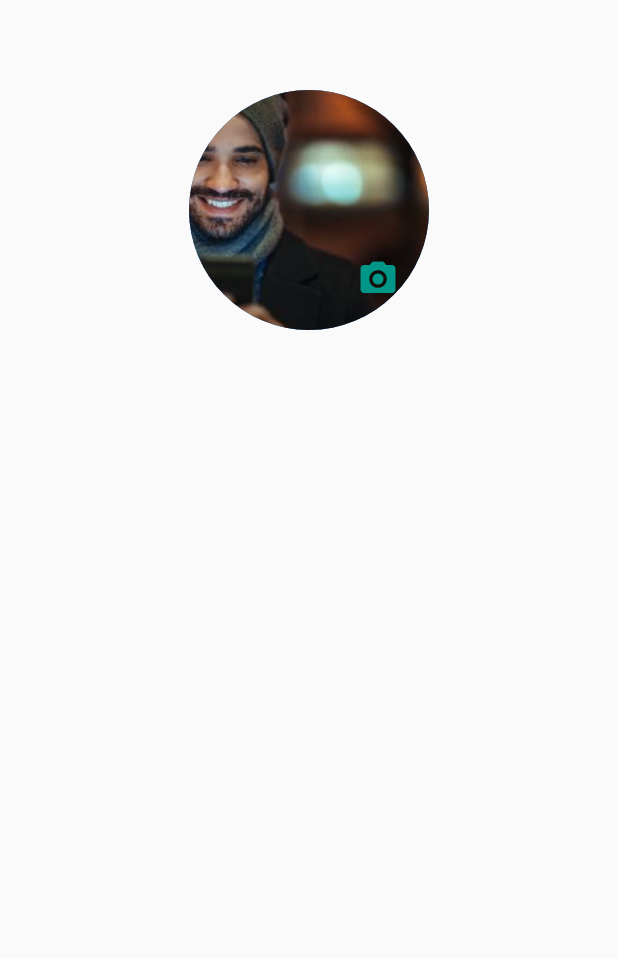
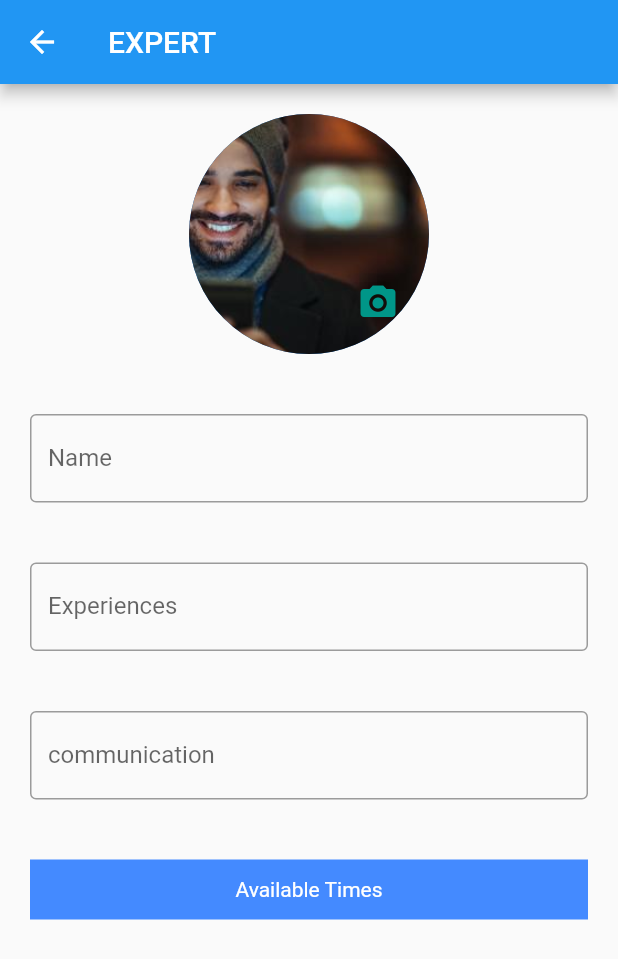
Before and after one commit to Basheer2001/Basheer-Nagham-project, a Flutter app: the screen it shows after launch, after a tap on "EXPERT", on a phone screen of 412 x 824 dp. Shown: the top 959 px of the screen. Run offline on Flutter 3.47's test engine with Material 2 defaults, Android fonts, the phone set to English and light mode, and no system bars; our stand-ins replace image_picker.

Commit message:
added ExpertProfile.dart

```diff
--- /dev/null
+++ b/lib/ExpertProfile.dart
@@ -0,0 +1,222 @@
+import 'dart:io';
+import 'package:flutter/material.dart';
+import 'package:image_picker/image_picker.dart';
+import 'registeruser.dart';
+class ExpertProfile extends StatefulWidget {
+@override
+_ProfileState createState() => _ProfileState();
+}
+////nn//////
+class _ProfileState extends State<ExpertProfile> {
+  bool circular = false;
+  PickedFile? _imageFile;   // edits
+  final ImagePicker _picker = ImagePicker();
+  String time ='Available Times';
+
+  @override
+  Widget build(BuildContext context) {
+    return Scaffold(
+      appBar: AppBar(
+        backgroundColor: Colors.blue,
+        title: Text('EXPERT'),
+
+      ),
+      body :
+      Padding(
+        padding: const EdgeInsets.all(20.0),
+        child : SingleChildScrollView(
+
+          child: Column(
+
+              mainAxisAlignment: MainAxisAlignment.center,
+              children:[
+
+                imageProfile(),
+                SizedBox(
+                  height: 40.0,
+                ),
+                TextFormField(
+                  decoration: InputDecoration(
+                      labelText: 'Name ',
+                      border: OutlineInputBorder(
+                      )
+                  ),
+                ),
+                SizedBox(
+                  height: 40.0,
+                ),
+                TextFormField(
+                  decoration: InputDecoration(
+                      labelText: 'Experiences ',
+                      border: OutlineInputBorder(
+                      )
+                  ),
+                ),
+                SizedBox(
+                  height: 40.0,
+                ),
+                TextFormField(
+                  decoration: InputDecoration(
+                      labelText: 'communication',
+                      border: OutlineInputBorder(
+                      )
+                  ),
+                ),
+                SizedBox(
+                  height: 40.0,
+                ),
+                Container(
+                  color: Colors.blueAccent,
+                  width: double.infinity,
+                  height: 40.0,
+                  child: PopupMenuButton(
+                    child: Center(child: Text('$time',
+                      style: TextStyle(
+                        color:   Colors.white,
+                      ),
+                    ),
+                    ),
+                    itemBuilder:
+                        (context){
+                      return [
+                        PopupMenuItem<int>( value :0,child: Text('8AM-10AM')),
+                        PopupMenuItem<int>(value:1,child: Text('10AM-12PM')),
+                        PopupMenuItem<int>(value:2,child: Text('12PM-2PM')),
+                        PopupMenuItem<int>(value:3,child: Text('2PM-4PM')),
+                        PopupMenuItem<int>(value:4,child: Text('4PM-6PM')),
+                      ];
+                    },
+                    onSelected: (value){
+                      if(value == 0){
+                        setState(() {
+                          time= '8AM-10AM';
+                          print(time);
+                        });
+                      }
+                      if(value ==1){
+                        setState(() {
+                          time= '10AM-12PM';
+                          print(time);
+                        });
+                      }
+                      if(value == 2){
+                        setState(() {
+                          time= '12PM-2PM';
+                          print(time);
+                        });
+                      }
+                      if(value == 3){
+                        setState(() {
+                          time= '2PM-4PM';
+                          print(time);
+                        });
+                      }
+                      if(value == 4){
+                        setState(() {
+                          time= '4PM-6PM';
+                          print(time);
+                        });
+                      }
+                    },
+                  ),
+                ),
+              ]
+          ),
+        ),
+      ),
+
+      //
+    // body: Padding(
+    //       padding: const EdgeInsets.all(20.0),
+    //       child: Column(
+    //         crossAxisAlignment: CrossAxisAlignment.center,
+    //         children: [
+    //           SizedBox(
+    //             height: 40,
+    //           ),
+    //           imageProfile(),
+    //
+    //
+    //
+    //         ],
+    //       ),
+    //     )
+    );
+  }
+
+  Widget imageProfile() {
+    return Center(
+      child: Stack(children: <Widget>[
+        CircleAvatar(
+          radius: 80.0,
+          backgroundImage: _imageFile == null ? AssetImage("assets/profile.jpg") : FileImage(File(_imageFile!.path)) as ImageProvider,
+
+        ),
+        Positioned(
+          bottom: 20.0,
+          right: 20.0,
+          child: InkWell(
+            onTap: () {
+              showModalBottomSheet(
+                context: context,
+                builder: ((builder) => bottomSheet()),
+              );
+            },
+            child: Icon(
+              Icons.camera_alt,
+              color: Colors.teal,
+              size: 28.0,
+            ),
+          ),
+        ),
+      ]),
+    );
+  }
+
+Widget bottomSheet() {
+  return Container(
+    height: 100.0,
+    width: MediaQuery.of(context).size.width,
+    margin: EdgeInsets.symmetric(
+      horizontal: 20,
+      vertical: 20,
+    ),
+    child: Column(
+      children: <Widget>[
+        Text(
+          "Choose Profile photo",
+          style: TextStyle(
+            fontSize: 20.0,
+          ),
+        ),
+        SizedBox(
+          height: 20,
+        ),
+        Row(mainAxisAlignment: MainAxisAlignment.center, children: <Widget>[
+          ElevatedButton.icon(
+            icon: Icon(Icons.camera),
+            onPressed: () {
+              takePhoto(ImageSource.camera);
+            },
+            label: Text("Camera"),
+          ),
+          ElevatedButton.icon(
+            icon: Icon(Icons.image),
+            onPressed: () {
+              takePhoto(ImageSource.gallery);
+            },
+            label: Text("Gallery"),
+          ),
+        ])
+      ],
+    ),
+  );
+}
+void takePhoto(ImageSource source) async {
+  final pickedFile = await _picker.getImage(
+    source: source,
+  );
+  setState(() {
+    _imageFile = pickedFile!;
+  });
+} }
--- a/lib/UorE.dart
+++ b/lib/UorE.dart
@@ -1,5 +1,5 @@
 import 'package:flutter/material.dart';
-import 'expert1.dart';
+import 'ExpertProfile.dart';
 import 'first.dart';
 class UorE extends StatefulWidget {
   const UorE({Key? key}) : super(key: key);
@@ -47,7 +47,7 @@ class _UorEState extends State<UorE> {
                 onPressed: (){ Navigator.push(
                   context,
                   MaterialPageRoute(
-                    builder: (context) => Profile(),
+                    builder: (context) => ExpertProfile(),
                   ),
                 );
                 },
--- a/lib/expert1.dart
+++ /dev/null
@@ -1,112 +0,0 @@
-import 'package:flutter/material.dart';
-import 'dart:io';
-import 'package:image_picker/image_picker.dart';
-import 'registeruser.dart';
-class Profile extends StatefulWidget {
-
-@override
-_ProfileState createState() => _ProfileState();
-}
-////nn//////
-class _ProfileState extends State<Profile> {
-  bool circular = false;
-   late PickedFile _imageFile;
-  final ImagePicker _picker = ImagePicker();
-  @override
-  Widget build(BuildContext context) {
-    return Scaffold(
-
-    body: Padding(
-          padding: const EdgeInsets.all(20.0),
-          child: Column(
-            crossAxisAlignment: CrossAxisAlignment.center,
-            children: [
-              SizedBox(
-                height: 40,
-              ),
-              imageProfile(),
-
-
-
-            ],
-          ),
-        )
-    );
-  }
-
-  Widget imageProfile() {
-    return Center(
-      child: Stack(children: <Widget>[
-        CircleAvatar(
-          radius: 80.0,
-          backgroundImage:AssetImage("assets/profile.jpg"),
-         // ###replece  //_imageFile == null ? AssetImage("assets/profile.jpg") : FileImage(File(_imageFile.path)),
-        ),
-        Positioned(
-          bottom: 20.0,
-          right: 20.0,
-          child: InkWell(
-            onTap: () {
-              showModalBottomSheet(
-                context: context,
-                builder: ((builder) => bottomSheet()),
-              );
-            },
-            child: Icon(
-              Icons.camera_alt,
-              color: Colors.teal,
-              size: 28.0,
-            ),
-          ),
-        ),
-      ]),
-    );
-  }
-
-Widget bottomSheet() {
-  return Container(
-    height: 100.0,
-    width: MediaQuery.of(context).size.width,
-    margin: EdgeInsets.symmetric(
-      horizontal: 20,
-      vertical: 20,
-    ),
-    child: Column(
-      children: <Widget>[
-        Text(
-          "Choose Profile photo",
-          style: TextStyle(
-            fontSize: 20.0,
-          ),
-        ),
-        SizedBox(
-          height: 20,
-        ),
-        Row(mainAxisAlignment: MainAxisAlignment.center, children: <Widget>[
-          ElevatedButton.icon(
-            icon: Icon(Icons.camera),
-            onPressed: () {
-              takePhoto(ImageSource.camera);
-            },
-            label: Text("Camera"),
-          ),
-          ElevatedButton.icon(
-            icon: Icon(Icons.image),
-            onPressed: () {
-              takePhoto(ImageSource.gallery);
-            },
-            label: Text("Gallery"),
-          ),
-        ])
-      ],
-    ),
-  );
-}
-void takePhoto(ImageSource source) async {
-  final pickedFile = await _picker.getImage(
-    source: source,
-  );
-  setState(() {
-    _imageFile = pickedFile!;
-  });
-} }
```
